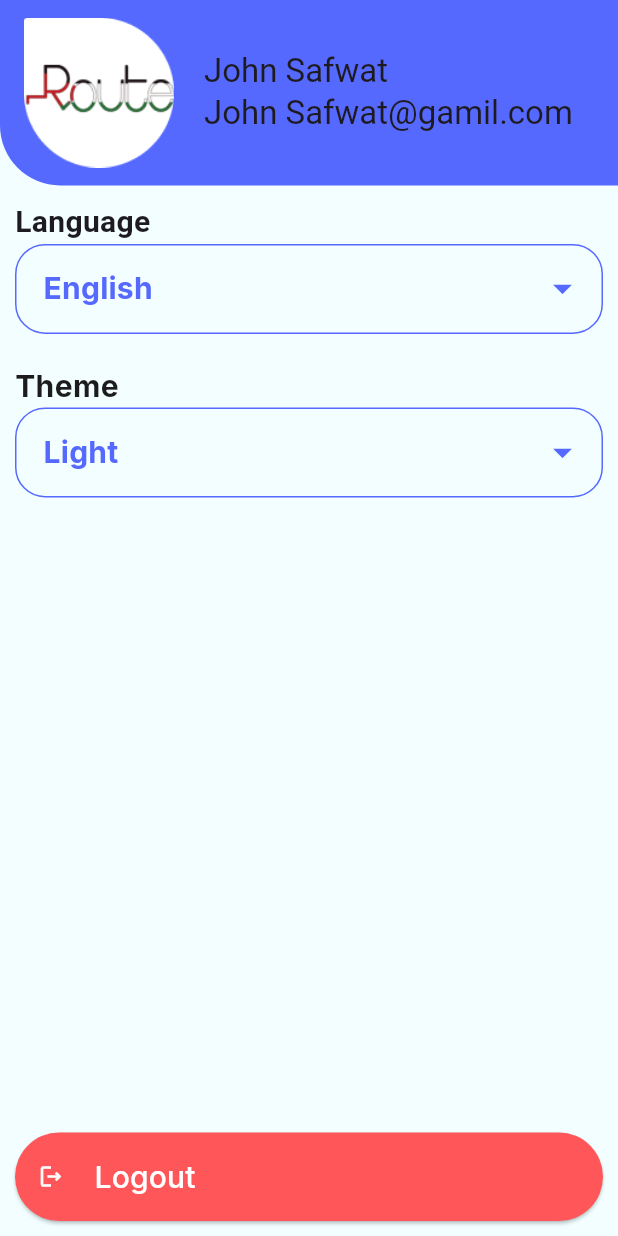
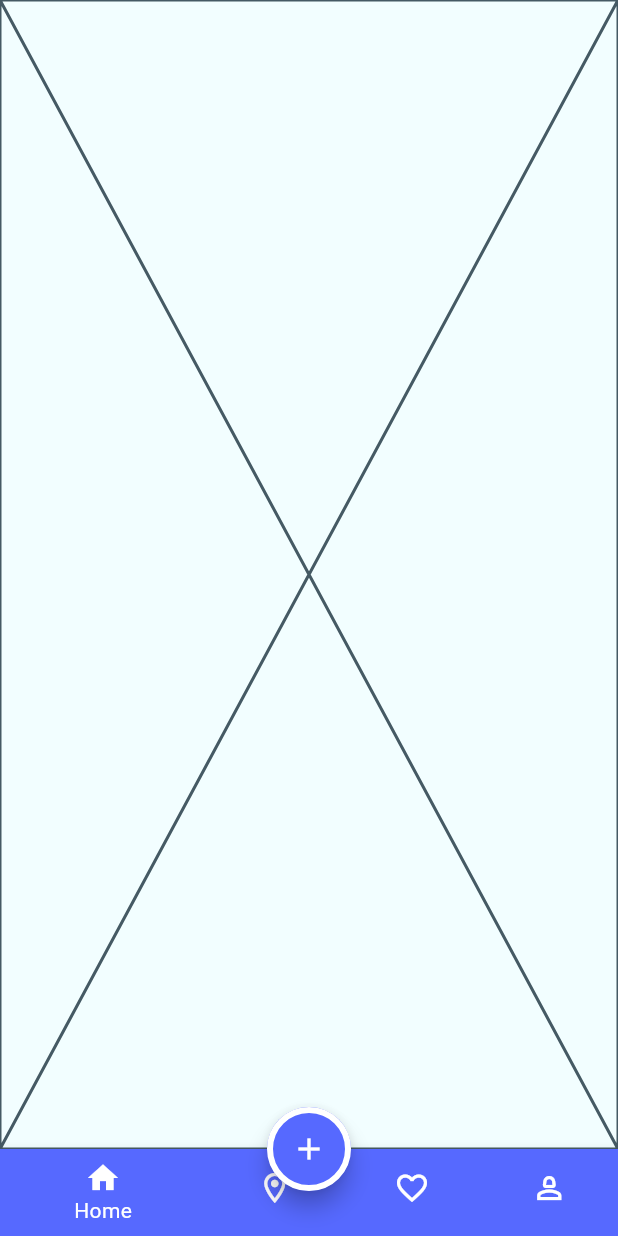
Before and after one commit to msalahzaki/event_planner, a Flutter app: the screen it shows after launch, on a phone screen of 412 x 824 dp. Run offline on Flutter 3.47's test engine with Material 3 defaults, Android fonts, the phone set to English and light mode, and no system bars; our stand-ins replace google_fonts; generated files the repository leaves out were written again.

Commit message:
Profile Tab (Change Theme , Change Language ) done

```diff
--- a/lib/core/utils/app_styles.dart
+++ b/lib/core/utils/app_styles.dart
@@ -9,5 +9,7 @@ static  TextStyle bold20black = GoogleFonts.inter(color: AppColor.black , fontSi
 static  TextStyle normal20blue = GoogleFonts.inter(color: AppColor.primaryLight , fontSize: 20,fontWeight: FontWeight.w500);
 static  TextStyle normal16black = GoogleFonts.inter(color: AppColor.black , fontSize: 16,fontWeight: FontWeight.w500);
 static  TextStyle normal20white = GoogleFonts.inter(color: AppColor.white , fontSize: 20,fontWeight: FontWeight.w500);
+static  TextStyle normal16white = GoogleFonts.inter(color: AppColor.white , fontSize: 16,fontWeight: FontWeight.w500);
+static  TextStyle bold24white = GoogleFonts.inter(color: AppColor.white , fontSize: 24,fontWeight: FontWeight.w700);
 
 }
--- a/lib/core/utils/app_theme.dart
+++ b/lib/core/utils/app_theme.dart
@@ -2,28 +2,32 @@ import 'package:flutter/material.dart';
 
 import 'app_color.dart';
 
+class AppTheme {
+  static ThemeData lighttheme = ThemeData(
+      primaryColor: AppColor.primaryLight,
+colorScheme: ColorScheme.light(secondary:AppColor.black ),
+      scaffoldBackgroundColor: AppColor.semiblue,
+      appBarTheme: AppBarTheme(color: AppColor.primaryLight),
+      bottomAppBarTheme: const BottomAppBarTheme(
+        color: AppColor.primaryLight,
+      ),
+      bottomNavigationBarTheme: const BottomNavigationBarThemeData(),
+      floatingActionButtonTheme: const FloatingActionButtonThemeData(
+          backgroundColor: AppColor.primaryLight,
+          foregroundColor: AppColor.white,
+          shape:
+              CircleBorder(side: BorderSide(color: AppColor.white, width: 4))));
 
-class AppTheme {
-
-  static ThemeData lighttheme = ThemeData(
-    primaryColor: AppColor.primaryLight,
-    scaffoldBackgroundColor: AppColor.semiblue,
-    appBarTheme: const AppBarTheme(
-        backgroundColor: AppColor.primaryLight
-    )
-);
-  static  ThemeData darktheme = ThemeData(
+  static ThemeData darktheme = ThemeData(
       primaryColor: AppColor.primaryDark,
-
-      appBarTheme: const AppBarTheme(
-          backgroundColor: AppColor.primaryLight
-      ),
-
-
-
-
-
-  );
-
-
+      colorScheme: ColorScheme.light(secondary:AppColor.white ),
+      scaffoldBackgroundColor: AppColor.primaryDark,
+      bottomNavigationBarTheme: const BottomNavigationBarThemeData(
+          backgroundColor: AppColor.primaryDark),
+      appBarTheme: const AppBarTheme(backgroundColor: AppColor.primaryDark),
+      floatingActionButtonTheme: const FloatingActionButtonThemeData(
+          foregroundColor: AppColor.white,
+          backgroundColor: AppColor.primaryDark,
+          shape:
+              CircleBorder(side: BorderSide(color: AppColor.white, width: 4))));
 }
--- a/lib/main.dart
+++ b/lib/main.dart
@@ -1,12 +1,22 @@
 
-import 'package:event_planner/tabs/profile/profile_screen.dart';
+import 'package:event_planner/providers/language_provider.dart';
+import 'package:event_planner/providers/theme_provider.dart';
+import 'package:event_planner/tabs/home.dart';
+
 import 'package:flutter/material.dart';
+import 'package:provider/provider.dart';
 import 'core/utils/app_theme.dart';
 import 'package:flutter_gen/gen_l10n/app_localizations.dart';
 
 
 void main() {
-  runApp(const MyApp());
+  runApp(MultiProvider(
+    providers: [
+      ChangeNotifierProvider(create: (context) => LanguageProvider(),),
+      ChangeNotifierProvider(create: (context) => ThemeProvider(),),
+
+    ],
+      child: const MyApp()));
 }
 
 class MyApp extends StatelessWidget {
@@ -14,14 +24,16 @@ class MyApp extends StatelessWidget {
 
   @override
   Widget build(BuildContext context) {
+    var languageProvider = Provider.of<LanguageProvider>(context);
+    var themeProvider = Provider.of<ThemeProvider>(context);
     return MaterialApp(
       localizationsDelegates: AppLocalizations.localizationsDelegates,
       supportedLocales: AppLocalizations.supportedLocales,
       darkTheme: AppTheme.darktheme,
       theme: AppTheme.lighttheme,
-      themeMode: ThemeMode.light,
-      locale: Locale("en"),
-      home: const ProfileScreen(),
+      themeMode: themeProvider.theme,
+      locale:  Locale(languageProvider.language),
+      home: const Home(),
     );
   }
 }
--- /dev/null
+++ b/lib/providers/language_provider.dart
@@ -0,0 +1,16 @@
+
+import 'package:flutter/material.dart';
+
+class LanguageProvider extends ChangeNotifier{
+  String language = "en";
+
+  void changeLanguage({required String language}){
+    if(this.language != language){
+      this.language = language;
+      notifyListeners();
+    }
+
+  }
+
+
+}
--- /dev/null
+++ b/lib/providers/theme_provider.dart
@@ -0,0 +1,17 @@
+
+
+import 'package:flutter/material.dart';
+
+class ThemeProvider extends ChangeNotifier{
+   ThemeMode theme = ThemeMode.light;
+
+   void changeTheme(ThemeMode newtheme){
+     if(theme != newtheme){
+       theme= newtheme;
+       notifyListeners();
+
+     }
+
+   }
+
+}
--- a/lib/tabs/home.dart
+++ b/lib/tabs/home.dart
@@ -1,10 +1,64 @@
+import 'package:event_planner/tabs/home_page/home_page.dart';
+import 'package:event_planner/tabs/love/favorite_page.dart';
+import 'package:event_planner/tabs/map/map_page.dart';
+import 'package:event_planner/tabs/profile/profile_page.dart';
 import 'package:flutter/material.dart';
+import 'package:flutter_gen/gen_l10n/app_localizations.dart';
 
-class Home extends StatelessWidget {
+class Home extends StatefulWidget {
   const Home({super.key});
 
   @override
+  State<Home> createState() => _HomeState();
+}
+
+class _HomeState extends State<Home> {
+  int current_index = 0;
+  List<Widget> tab = [const HomePage(), const FavoritePage(), const MapPage(), const ProfilePage()];
+  @override
   Widget build(BuildContext context) {
-    return const Placeholder();
+    var local = AppLocalizations.of(context)!;
+    return Scaffold(
+      floatingActionButtonLocation: FloatingActionButtonLocation.centerDocked,
+      floatingActionButton: FloatingActionButton(
+        onPressed: () {},
+        child: const Icon(Icons.add),
+      ),
+      bottomNavigationBar: Theme(
+        data: Theme.of(context)
+            .copyWith(canvasColor: Theme.of(context).primaryColor),
+        child: BottomNavigationBar(
+          currentIndex: current_index,
+          items: [
+            item(Icon(current_index != 0 ? Icons.home_outlined : Icons.home),
+                local.home),
+            item(
+                Icon(current_index != 1
+                    ? Icons.location_on_outlined
+                    : Icons.location_on),
+                local.map),
+            item(
+                Icon(current_index != 2
+                    ? Icons.favorite_border
+                    : Icons.favorite),
+                local.love),
+            item(
+                Icon(current_index != 3
+                    ? Icons.person_2_outlined
+                    : Icons.person_2),
+                local.profile),
+          ],
+          onTap: (value) {
+            current_index = value;
+            setState(() {});
+          },
+        ),
+      ),
+      body: tab[current_index],
+    );
+  }
+
+  BottomNavigationBarItem item(Icon unselectedItem, String label) {
+    return BottomNavigationBarItem(icon: unselectedItem, label: label);
   }
 }
--- /dev/null
+++ b/lib/tabs/home_page/home_page.dart
@@ -0,0 +1,10 @@
+import 'package:flutter/material.dart';
+
+class HomePage extends StatelessWidget {
+  const HomePage({super.key});
+
+  @override
+  Widget build(BuildContext context) {
+    return const Placeholder();
+  }
+}
--- a/lib/tabs/profile/profile_screen.dart
+++ b/lib/tabs/profile/profile_page.dart
@@ -1,20 +1,25 @@
 import 'package:event_planner/core/utils/app_assets.dart';
 import 'package:event_planner/core/utils/app_styles.dart';
+import 'package:event_planner/providers/language_provider.dart';
+import 'package:event_planner/providers/theme_provider.dart';
 import 'package:flutter/material.dart';
 import 'package:flutter_gen/gen_l10n/app_localizations.dart';
+import 'package:provider/provider.dart';
 import '../../core/utils/app_color.dart';
 
-class ProfileScreen extends StatefulWidget {
-  const ProfileScreen({super.key});
+class ProfilePage extends StatefulWidget {
+  const ProfilePage({super.key});
 
   @override
-  State<ProfileScreen> createState() => _ProfileScreenState();
+  State<ProfilePage> createState() => _ProfileScreenState();
 }
 
-class _ProfileScreenState extends State<ProfileScreen> {
+class _ProfileScreenState extends State<ProfilePage> {
 
   @override
   Widget build(BuildContext context) {
+    var languageProvider = Provider.of<LanguageProvider>(context);
+    var themeProvider = Provider.of<ThemeProvider>(context);
     var local =AppLocalizations.of(context)! ;
     String selectedTheme = "Light";
     String selectedLanguage = "en";
@@ -28,23 +33,23 @@ class _ProfileScreenState extends State<ProfileScreen> {
             SizedBox(width: 100,
                 child: Image.asset(AppAssets.Route)),
             const SizedBox(width: 20,),
-            const Column(crossAxisAlignment: CrossAxisAlignment.start,
+             Column(crossAxisAlignment: CrossAxisAlignment.start,
               children: [
-                Text("John Safwat"),
-                Text("John Safwat@gamil.com"),
+                Text("John Safwat",style: AppStyles.bold24white,),
+                Text("John Safwat@gamil.com",style: AppStyles.normal16white),
               ],
             )
           ],
         ),
       ),
       body: Padding(
-        padding: const EdgeInsets.all(10.0),
+        padding: const EdgeInsets.fromLTRB(8, 8, 8, 30),
         child: Column(
           crossAxisAlignment: CrossAxisAlignment.stretch,
           children: [
              Text(
               local.language,
-              style: TextStyle(fontSize: 20, fontWeight: FontWeight.bold),
+              style:  AppStyles.bold20black.copyWith(color: Theme.of(context).colorScheme.secondary),
             ),
             DropdownButtonFormField<String>(
               decoration: dropdownboxdecorion(),
@@ -52,14 +57,14 @@ class _ProfileScreenState extends State<ProfileScreen> {
               iconEnabledColor: AppColor.primaryLight,
               value: selectedLanguage,
               items: [
-                DropdownMenuItem(
+                DropdownMenuItem(onTap: () => languageProvider.changeLanguage(language: "en"),
                   value: "en",
                   child: Text(
                     local.english,
                     style: AppStyles.bold20blue,
                   ),
                 ),
-                DropdownMenuItem(
+                DropdownMenuItem(onTap: () => languageProvider.changeLanguage(language: "ar"),
                   value: "ar",
                   child: Text(
                     local.arabic,
@@ -76,7 +81,7 @@ class _ProfileScreenState extends State<ProfileScreen> {
             const SizedBox(height: 20),
             Text(
               local.theme,
-              style: AppStyles.bold20black,
+              style: AppStyles.bold20black.copyWith(color: Theme.of(context).colorScheme.secondary),
             ),
             DropdownButtonFormField<String>(
               iconSize: 30,
@@ -84,14 +89,14 @@ class _ProfileScreenState extends State<ProfileScreen> {
               decoration: dropdownboxdecorion(),
               value: selectedTheme,
               items: [
-                DropdownMenuItem(
+                DropdownMenuItem(onTap: () => themeProvider.changeTheme(ThemeMode.light),
                   value: "Light",
                   child: Text(
                     local.light,
                     style: AppStyles.bold20blue,
                   ),
                 ),
-                DropdownMenuItem(
+                DropdownMenuItem(onTap: () => themeProvider.changeTheme(ThemeMode.dark),
                   value: "Dark",
                   child: Text(
                     local.dark,
--- a/pubspec.yaml
+++ b/pubspec.yaml
@@ -42,6 +42,7 @@ dependencies:
   flutter_native_splash: ^2.4.3
   google_fonts: ^6.2.1
   intl: any
+  provider: ^6.1.2
 
 
 dev_dependencies:
```
Also changed, not shown: lib/tabs/love/favorite_page.dart (added, +10 -0 lines), lib/tabs/map/map_page.dart (added, +10 -0 lines), pubspec.lock.
